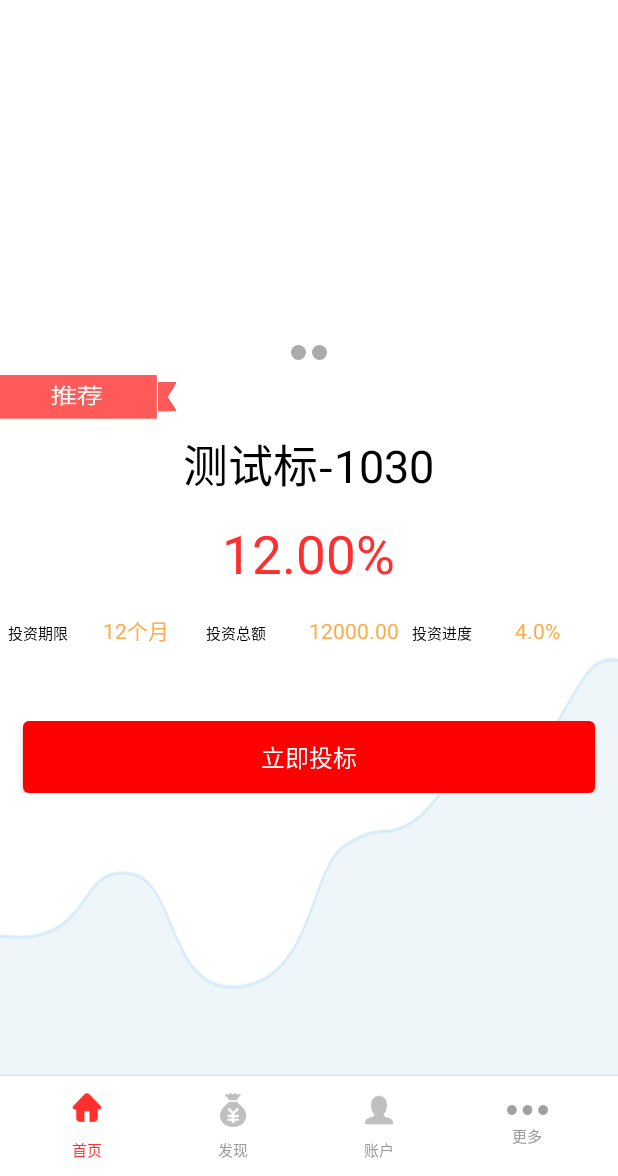
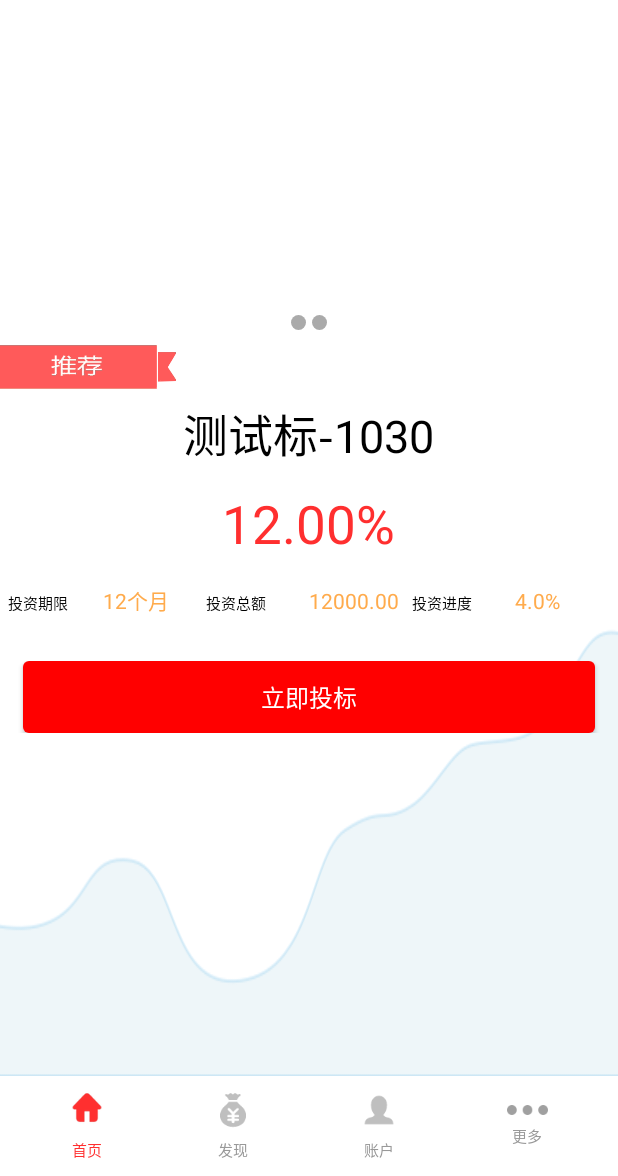
Before and after one commit to sunjingming/zjlc, an Android app: the ContentFragment screen opened directly, with no data from a screen before it, on a phone screen of 412 x 824 dp, the part 60-1236 px from its top. Run offline under Robolectric (Android 15) with nearby library versions, the phone set to English and light mode, and no system bars; our stand-ins replace CircleImageView; network calls fail; pictures from the network do not load.

Commit message:
调整首页按钮

```diff
--- a/app/src/main/res/layout/homepager.xml
+++ b/app/src/main/res/layout/homepager.xml
@@ -3,12 +3,11 @@
     android:orientation="vertical"
     android:layout_width="match_parent"
     android:layout_height="match_parent">
-
     <RelativeLayout
         android:id="@+id/webMainLayout"
         android:layout_gravity="top"
         android:layout_width="match_parent"
-        android:layout_height="250dp">
+        android:layout_height="230dp">
 
         <android.support.v4.view.ViewPager
             android:id="@+id/viewpager_guide"
@@ -162,7 +161,7 @@
 
         <LinearLayout
             android:gravity="center"
-            android:paddingTop="50dp"
+            android:paddingTop="30dp"
             android:layout_width="match_parent"
             android:layout_height="wrap_content">
 
```
